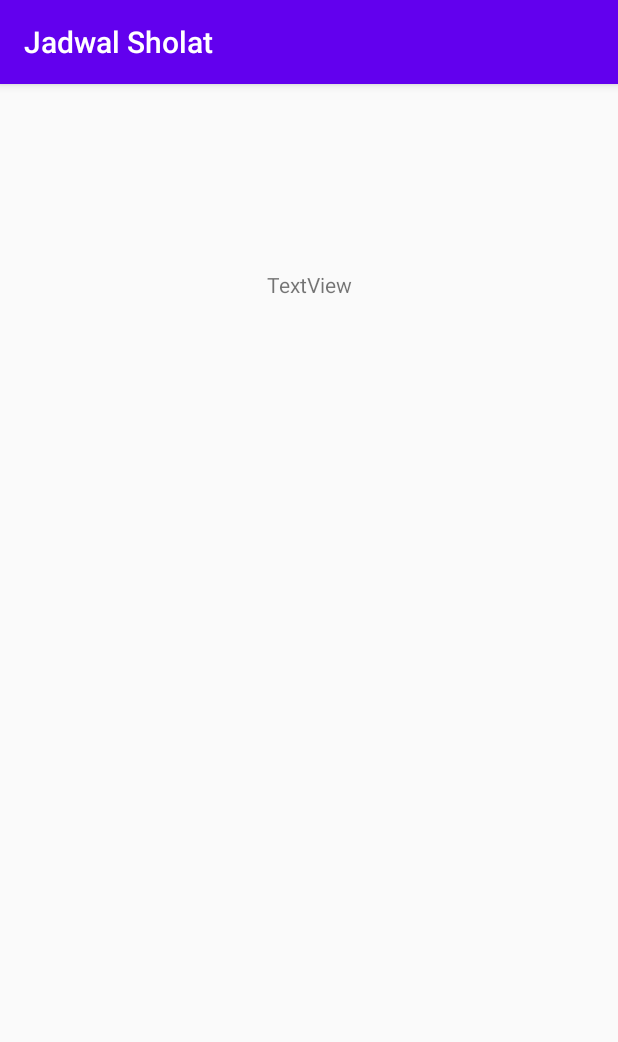
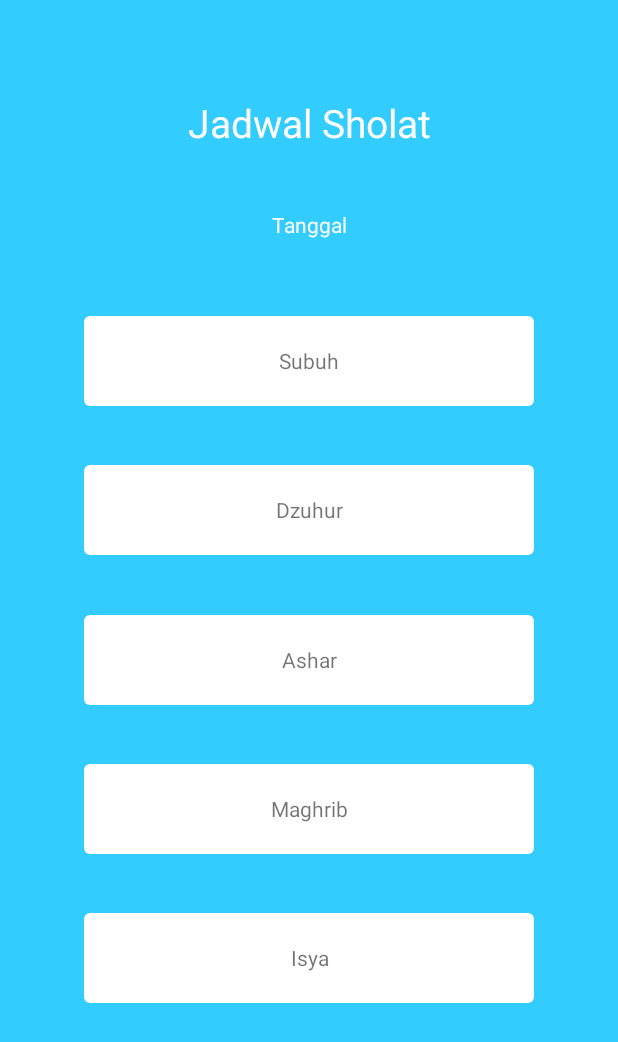
Before and after one commit to Ryuze/Islamiku, an Android app: the JadwalActivity screen opened directly, with no data from a screen before it, on a phone screen of 412 x 824 dp. Shown: the top 1042 px of the screen. Run offline under Robolectric (Android 15) with nearby library versions, the phone set to English and light mode, and no system bars.

Commit message:
update kedua

```diff
--- a/app/build.gradle
+++ b/app/build.gradle
@@ -33,4 +33,5 @@ dependencies {
     testImplementation 'junit:junit:4.12'
     androidTestImplementation 'androidx.test.ext:junit:1.1.1'
     androidTestImplementation 'androidx.test.espresso:espresso-core:3.2.0'
+    implementation 'androidx.recyclerview:recyclerview:1.1.0'
 }
--- a/app/src/main/java/com/example/islamiku/jadwal/JadwalActivity.java
+++ b/app/src/main/java/com/example/islamiku/jadwal/JadwalActivity.java
@@ -12,6 +12,5 @@ public class JadwalActivity extends AppCompatActivity {
     protected void onCreate(Bundle savedInstanceState) {
         super.onCreate(savedInstanceState);
         setContentView(R.layout.activity_jadwal);
-        getSupportActionBar().setTitle("Jadwal Sholat");
     }
 }
--- /dev/null
+++ b/app/src/main/res/drawable/box.xml
@@ -0,0 +1,8 @@
+<?xml version="1.0" encoding="utf-8"?>
+<shape xmlns:android="http://schemas.android.com/apk/res/android" android:shape="rectangle">
+    <corners android:radius="4dp" />
+<!--    <stroke android:width="4dp" android:color="#C1E1A6" />-->
+    <solid android:color="#ffffff"/>
+    <padding android:left="20dp" android:top="20dp"
+        android:right="20dp" android:bottom="20dp" />
+</shape>
--- a/app/src/main/res/layout/activity_jadwal.xml
+++ b/app/src/main/res/layout/activity_jadwal.xml
@@ -4,14 +4,107 @@
     xmlns:tools="http://schemas.android.com/tools"
     android:layout_width="match_parent"
     android:layout_height="match_parent"
+    android:background="#33CCFF"
     tools:context=".jadwal.JadwalActivity">
 
     <TextView
-        android:id="@+id/textView"
+        android:id="@+id/judul"
         android:layout_width="wrap_content"
         android:layout_height="wrap_content"
-        android:layout_marginTop="124dp"
-        android:text="TextView"
+        android:layout_marginTop="64dp"
+        android:text="@string/jadwal_sholat"
+        android:textAlignment="center"
+        android:textColor="#FFFFFF"
+        android:textSize="26sp"
+        app:layout_constraintEnd_toEndOf="parent"
+        app:layout_constraintStart_toStartOf="parent"
+        app:layout_constraintTop_toTopOf="parent" />
+
+    <TextView
+        android:id="@+id/subuh"
+        android:layout_width="300dp"
+        android:layout_height="60dp"
+        android:layout_marginStart="55dp"
+        android:layout_marginEnd="55dp"
+        android:layout_marginBottom="25dp"
+        android:background="@drawable/box"
+        android:text="@string/subuh"
+        android:textAlignment="center"
+        app:layout_constraintBottom_toTopOf="@+id/dzuhur"
+        app:layout_constraintEnd_toEndOf="parent"
+        app:layout_constraintStart_toStartOf="parent"
+        app:layout_constraintTop_toBottomOf="@+id/tanggal" />
+
+    <TextView
+        android:id="@+id/dzuhur"
+        android:layout_width="300dp"
+        android:layout_height="60dp"
+        android:layout_marginStart="55dp"
+        android:layout_marginEnd="55dp"
+        android:layout_marginBottom="25dp"
+        android:background="@drawable/box"
+        android:text="@string/dzuhur"
+        android:textAlignment="center"
+        app:layout_constraintBottom_toTopOf="@+id/ashar"
+        app:layout_constraintEnd_toEndOf="parent"
+        app:layout_constraintStart_toStartOf="parent"
+        app:layout_constraintTop_toBottomOf="@+id/subuh" />
+
+    <TextView
+        android:id="@+id/ashar"
+        android:layout_width="300dp"
+        android:layout_height="60dp"
+        android:layout_marginStart="55dp"
+        android:layout_marginEnd="55dp"
+        android:layout_marginBottom="25dp"
+        android:background="@drawable/box"
+        android:text="@string/ashar"
+        android:textAlignment="center"
+        app:layout_constraintBottom_toTopOf="@+id/maghrib"
+        app:layout_constraintEnd_toEndOf="parent"
+        app:layout_constraintStart_toStartOf="parent"
+        app:layout_constraintTop_toBottomOf="@+id/dzuhur" />
+
+    <TextView
+        android:id="@+id/maghrib"
+        android:layout_width="300dp"
+        android:layout_height="60dp"
+        android:layout_marginStart="55dp"
+        android:layout_marginEnd="55dp"
+        android:layout_marginBottom="25dp"
+        android:background="@drawable/box"
+        android:text="@string/maghrib"
+        android:textAlignment="center"
+        app:layout_constraintBottom_toTopOf="@+id/isya"
+        app:layout_constraintEnd_toEndOf="parent"
+        app:layout_constraintStart_toStartOf="parent"
+        app:layout_constraintTop_toBottomOf="@+id/ashar" />
+
+    <TextView
+        android:id="@+id/isya"
+        android:layout_width="300dp"
+        android:layout_height="60dp"
+        android:layout_marginStart="55dp"
+        android:layout_marginEnd="55dp"
+        android:layout_marginBottom="141dp"
+        android:background="@drawable/box"
+        android:text="@string/isya"
+        android:textAlignment="center"
+        app:layout_constraintBottom_toBottomOf="parent"
+        app:layout_constraintEnd_toEndOf="parent"
+        app:layout_constraintStart_toStartOf="parent"
+        app:layout_constraintTop_toBottomOf="@+id/maghrib" />
+
+    <TextView
+        android:id="@+id/tanggal"
+        android:layout_width="wrap_content"
+        android:layout_height="wrap_content"
+        android:layout_marginTop="126dp"
+        android:layout_marginBottom="37dp"
+        android:text="@string/tanggal"
+        android:textAlignment="center"
+        android:textColor="#FFFFFF"
+        app:layout_constraintBottom_toTopOf="@+id/subuh"
         app:layout_constraintEnd_toEndOf="parent"
         app:layout_constraintStart_toStartOf="parent"
         app:layout_constraintTop_toTopOf="parent" />
--- a/app/src/main/res/values/strings.xml
+++ b/app/src/main/res/values/strings.xml
@@ -1,4 +1,10 @@
 <resources>
     <string name="app_name">Islamiku</string>
     <string name="jadwal_sholat">Jadwal Sholat</string>
+    <string name="subuh">Subuh</string>
+    <string name="dzuhur">Dzuhur</string>
+    <string name="ashar">Ashar</string>
+    <string name="maghrib">Maghrib</string>
+    <string name="isya">Isya</string>
+    <string name="tanggal">Tanggal</string>
 </resources>
--- a/app/src/main/res/values/styles.xml
+++ b/app/src/main/res/values/styles.xml
@@ -1,7 +1,9 @@
 <resources>
 
     <!-- Base application theme. -->
-    <style name="AppTheme" parent="Theme.AppCompat.Light.DarkActionBar">
+<!--    hilangin / ubah warna title bisa lewat sini-->
+<!--    <style name="AppTheme" parent="Theme.AppCompat.Light.DarkActionBar">-->
+    <style name="AppTheme" parent="Theme.AppCompat.Light.NoActionBar">
         <!-- Customize your theme here. -->
         <item name="colorPrimary">@color/colorPrimary</item>
         <item name="colorPrimaryDark">@color/colorPrimaryDark</item>
```
